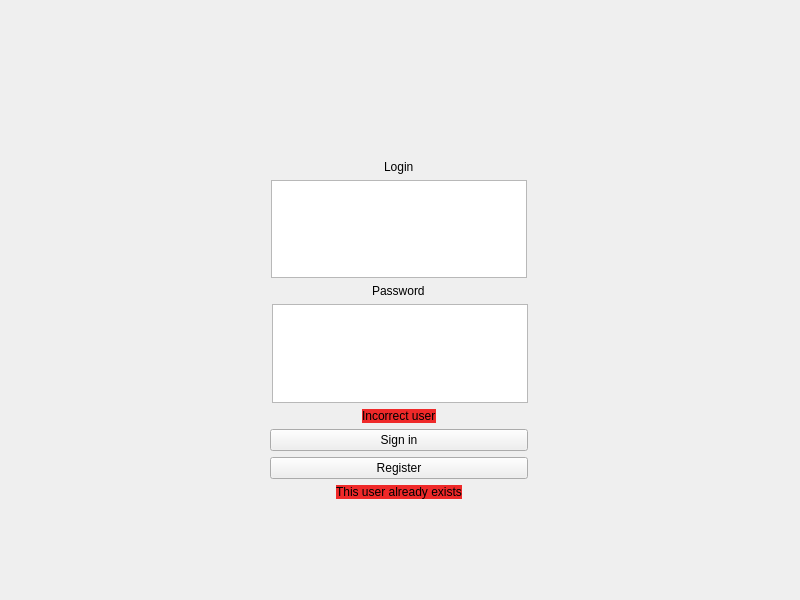
Qt form client/mainwindow.ui (apat1n/vAU) before a commit.
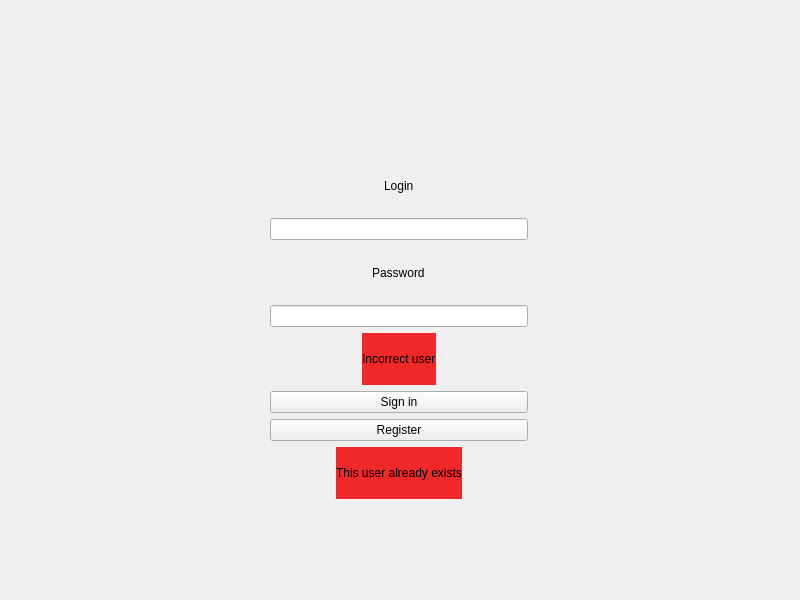
The same form after that commit.

Commit message: update UI & fixes of response & new requests

What changed in the file:
```diff
--- a/client/mainwindow.ui
+++ b/client/mainwindow.ui
@@ -47,8 +47,8 @@
          </property>
         </widget>
        </item>
-       <item alignment="Qt::AlignHCenter">
-        <widget class="QTextEdit" name="inputLogin"/>
+       <item>
+        <widget class="QLineEdit" name="inputLogin"/>
        </item>
        <item alignment="Qt::AlignHCenter">
         <widget class="QLabel" name="labelPassword">
@@ -57,8 +57,8 @@
          </property>
         </widget>
        </item>
-       <item alignment="Qt::AlignRight">
-        <widget class="QTextEdit" name="inputPassword"/>
+       <item>
+        <widget class="QLineEdit" name="inputPassword"/>
        </item>
        <item alignment="Qt::AlignHCenter">
         <widget class="QLabel" name="errorLogin">
```
The commit also changes 7 other files.
